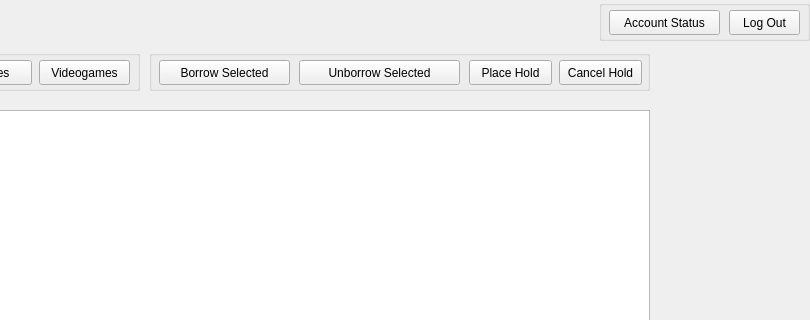
First picture: the form in mainwindow.ui, repository MichelBehnia/COMP3004-group103, before the edit; both pictures show x 491 to 1301 and y 0 to 320 of the 1301 by 552 pixel window.
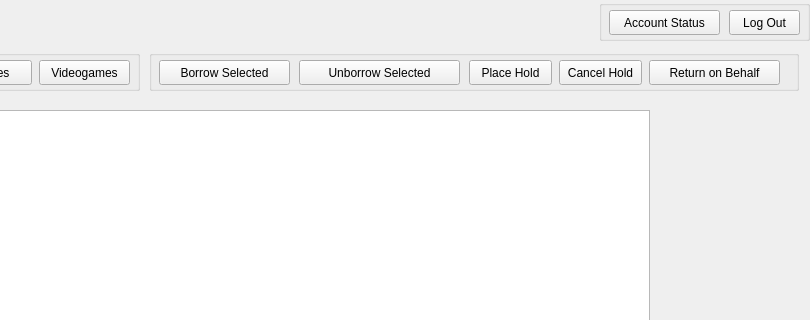
Second picture: the form after the edit.

Commit message: Return on Behalf functionality

```diff
--- a/mainwindow.ui
+++ b/mainwindow.ui
@@ -364,7 +364,7 @@
      <rect>
       <x>640</x>
       <y>50</y>
-      <width>501</width>
+      <width>650</width>
       <height>41</height>
      </rect>
     </property>
@@ -413,6 +413,19 @@
       <string>Cancel Hold</string>
      </property>
     </widget>
+    <widget class="QPushButton" name="returnOnBehalfButton">
+     <property name="geometry">
+      <rect>
+       <x>500</x>
+       <y>10</y>
+       <width>131</width>
+       <height>25</height>
+      </rect>
+     </property>
+     <property name="text">
+      <string>Return on Behalf</string>
+     </property>
+    </widget>
     <widget class="QPushButton" name="unborrowSelectedButton">
      <property name="geometry">
       <rect>
```
The commit also changes 4 other files.
